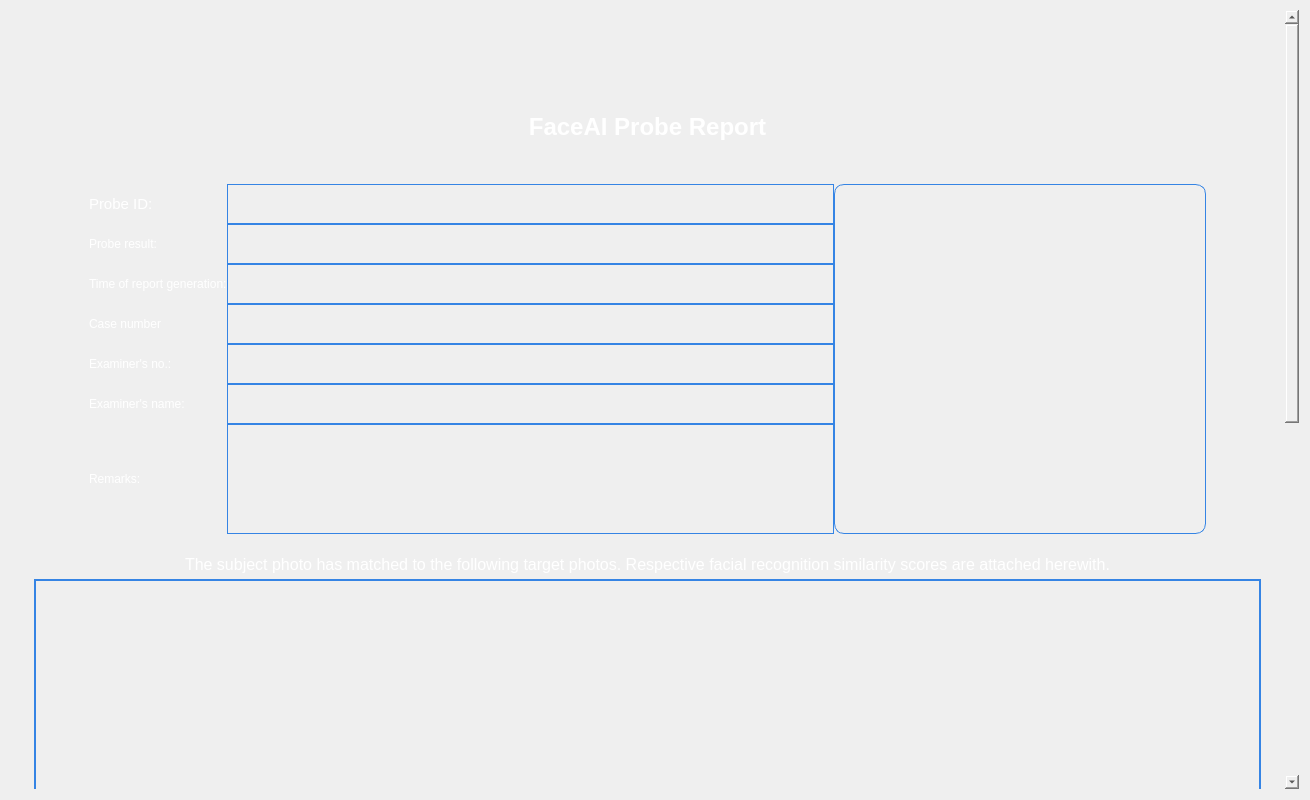
This is forms/Page_6.ui in apollo-k22/FaceAI-Product as Qt 5 draws it before an edit. The edited form follows.
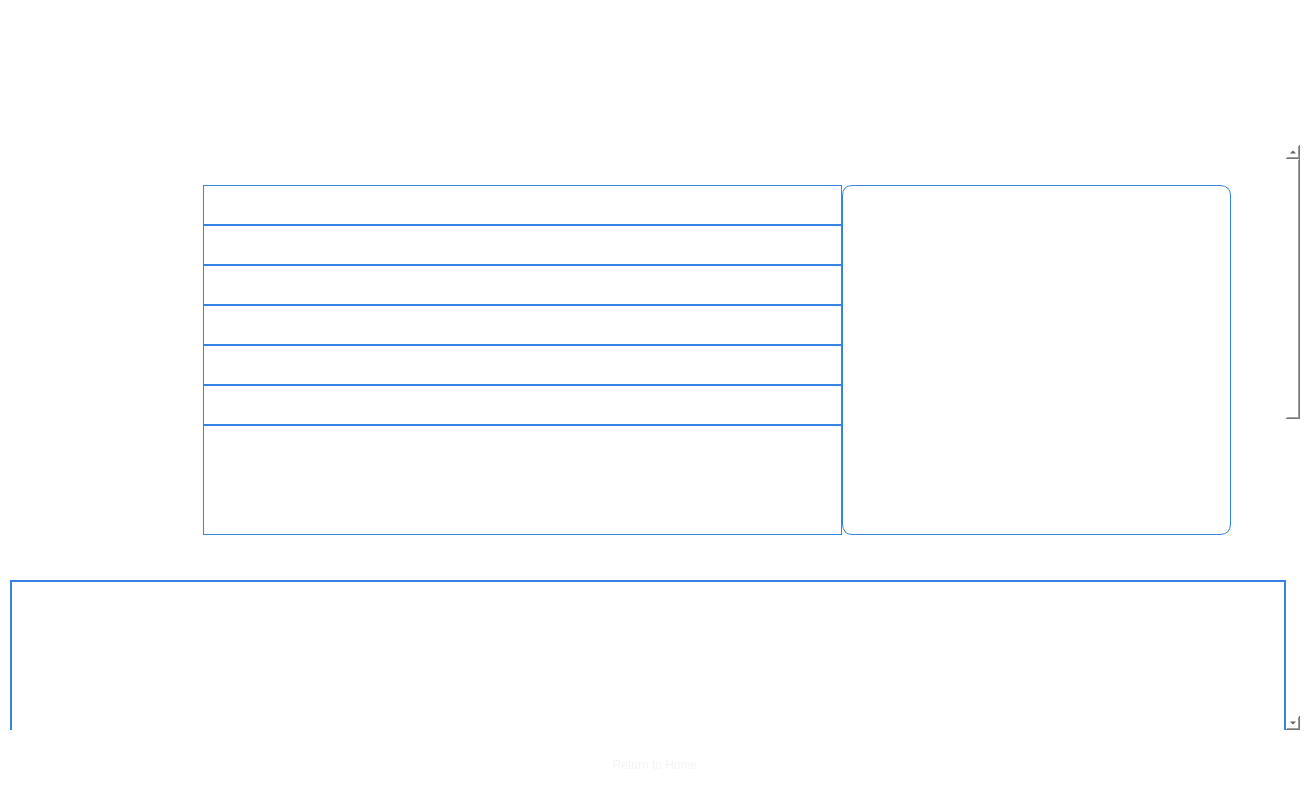
This is the edited form. Icons and pictures are not drawn.

Commit message: updated the remaining image function. updated the preview and report page.

What changed in the file:
```diff
--- a/forms/Page_6.ui
+++ b/forms/Page_6.ui
@@ -17,58 +17,40 @@
    </sizepolicy>
   </property>
   <property name="styleSheet">
-   <string notr="true">background-image: url(:/newPrefix/Background.png);
-      background-repeat: no-repeat;
-      background-position: center;
-    
+   <string notr="true">background:transparent;
 border:none;</string>
   </property>
   <layout class="QVBoxLayout" name="verticalLayout_2">
+   <property name="spacing">
+    <number>0</number>
+   </property>
    <property name="leftMargin">
     <number>10</number>
    </property>
    <property name="topMargin">
     <number>10</number>
    </property>
-   <item>
-    <widget class="QScrollArea" name="full_page_scroll">
-     <property name="verticalScrollBarPolicy">
-      <enum>Qt::ScrollBarAsNeeded</enum>
-     </property>
-     <property name="widgetResizable">
-      <bool>true</bool>
-     </property>
-     <widget class="QWidget" name="scrollAreaWidgetContents">
-      <property name="geometry">
-       <rect>
-        <x>0</x>
-        <y>-436</y>
-        <width>1274</width>
-        <height>1517</height>
-       </rect>
-      </property>
-      <property name="styleSheet">
-       <string notr="true">background:transparent;</string>
-      </property>
-      <layout class="QVBoxLayout" name="verticalLayout_3" stretch="0,0">
+   <property name="rightMargin">
+    <number>10</number>
+   </property>
+   <property name="bottomMargin">
+    <number>10</number>
+   </property>
+   <item>
+    <layout class="QVBoxLayout" name="verticalLayout_6">
        <property name="spacing">
-        <number>9</number>
+      <number>0</number>
        </property>
        <property name="leftMargin">
-        <number>9</number>
+      <number>0</number>
        </property>
        <property name="topMargin">
-        <number>9</number>
+      <number>0</number>
        </property>
        <property name="rightMargin">
-        <number>9</number>
+      <number>0</number>
        </property>
        <property name="bottomMargin">
-        <number>9</number>
-       </property>
-       <item>
-        <layout class="QVBoxLayout" name="verticalLayout">
-         <property name="spacing">
           <number>0</number>
          </property>
          <item>
@@ -127,11 +109,6 @@
           </layout>
          </item>
          <item>
-          <layout class="QVBoxLayout" name="verticalLayout_5">
-           <property name="topMargin">
-            <number>10</number>
-           </property>
-           <item>
             <layout class="QHBoxLayout" name="header_layout" stretch="0,0,0">
              <property name="spacing">
               <number>0</number>
@@ -139,6 +116,9 @@
              <property name="leftMargin">
               <number>0</number>
              </property>
+       <property name="topMargin">
+        <number>10</number>
+       </property>
              <property name="rightMargin">
               <number>0</number>
              </property>
@@ -174,10 +154,8 @@
                   <cursorShape>PointingHandCursor</cursorShape>
                  </property>
                  <property name="styleSheet">
-                  <string notr="true">background-size: cover;
-background-repeat: no-repeat;
-background-color: rgb(127, 0, 226);
-border-radius: 10px;
+            <string notr="true">border-radius: 10px;
+border: 1px solid white;
 background:transparent;</string>
                  </property>
                  <property name="text">
@@ -218,7 +196,7 @@
                <item>
                 <widget class="QLabel" name="label_10">
                  <property name="sizePolicy">
-                  <sizepolicy hsizetype="Expanding" vsizetype="Expanding">
+            <sizepolicy hsizetype="Fixed" vsizetype="Fixed">
                    <horstretch>0</horstretch>
                    <verstretch>0</verstretch>
                   </sizepolicy>
@@ -329,15 +307,70 @@
             </layout>
            </item>
            <item>
+      <widget class="QScrollArea" name="full_page_scroll">
+       <property name="verticalScrollBarPolicy">
+        <enum>Qt::ScrollBarAsNeeded</enum>
+       </property>
+       <property name="widgetResizable">
+        <bool>true</bool>
+       </property>
+       <property name="alignment">
+        <set>Qt::AlignCenter</set>
+       </property>
+       <widget class="QWidget" name="scrollAreaWidgetContents">
+        <property name="geometry">
+         <rect>
+          <x>0</x>
+          <y>-685</y>
+          <width>1271</width>
+          <height>1261</height>
+         </rect>
+        </property>
+        <property name="styleSheet">
+         <string notr="true">background:transparent;</string>
+        </property>
+        <layout class="QVBoxLayout" name="verticalLayout_3" stretch="0">
+         <property name="spacing">
+          <number>0</number>
+         </property>
+         <property name="leftMargin">
+          <number>0</number>
+         </property>
+         <property name="topMargin">
+          <number>0</number>
+         </property>
+         <property name="rightMargin">
+          <number>0</number>
+         </property>
+         <property name="bottomMargin">
+          <number>0</number>
+         </property>
+         <item>
+          <layout class="QVBoxLayout" name="verticalLayout">
+           <property name="spacing">
+            <number>0</number>
+           </property>
+           <item>
+            <layout class="QVBoxLayout" name="verticalLayout_5">
+             <property name="spacing">
+              <number>0</number>
+             </property>
+             <property name="topMargin">
+              <number>10</number>
+             </property>
+             <item>
             <layout class="QVBoxLayout" name="full_form_layout">
+               <property name="spacing">
+                <number>0</number>
+               </property>
              <property name="leftMargin">
-              <number>15</number>
+                <number>0</number>
              </property>
              <property name="topMargin">
               <number>15</number>
              </property>
              <property name="rightMargin">
-              <number>15</number>
+                <number>0</number>
              </property>
              <property name="bottomMargin">
               <number>15</number>
@@ -787,7 +820,7 @@
                  <rect>
                   <x>0</x>
                   <y>0</y>
-                  <width>1220</width>
+                    <width>1263</width>
                   <height>448</height>
                  </rect>
                 </property>
@@ -831,7 +864,7 @@
 color: rgb(255, 255, 255);</string>
                  </property>
                  <property name="text">
-                  <string>Facial Recognition JSON results</string>
+                    <string>        Facial Recognition JSON results</string>
                  </property>
                 </widget>
                </item>
@@ -872,7 +905,7 @@
                    <rect>
                     <x>0</x>
                     <y>0</y>
-                    <width>1220</width>
+                      <width>1263</width>
                     <height>300</height>
                    </rect>
                   </property>
@@ -924,10 +957,14 @@
          </item>
         </layout>
        </item>
+        </layout>
+       </widget>
+      </widget>
+     </item>
        <item>
         <layout class="QVBoxLayout" name="btns_layout" stretch="0">
          <property name="spacing">
-          <number>10</number>
+        <number>0</number>
          </property>
          <property name="topMargin">
           <number>10</number>
@@ -959,7 +996,7 @@
            <item>
             <widget class="QPushButton" name="btnReturnHome">
              <property name="sizePolicy">
-              <sizepolicy hsizetype="Expanding" vsizetype="Expanding">
+            <sizepolicy hsizetype="Expanding" vsizetype="Fixed">
                <horstretch>0</horstretch>
                <verstretch>0</verstretch>
               </sizepolicy>
@@ -1008,8 +1045,6 @@
         </layout>
        </item>
       </layout>
-     </widget>
-    </widget>
    </item>
   </layout>
  </widget>
```
Lines whose indentation alone changed are shown as unchanged. The commit also changes 17 other files.
